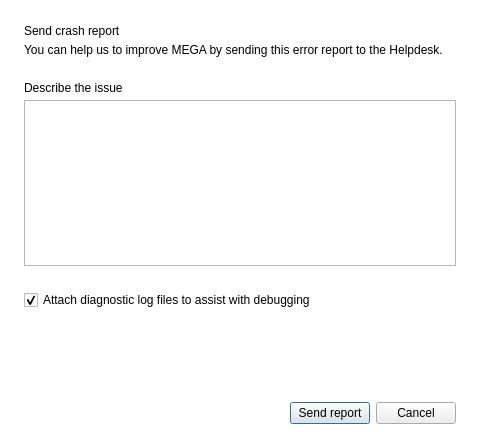
This is src/MEGASync/gui/ui/CrashReportDialog.ui in meganz/MEGAsync as Qt 5 draws it before an edit. The edited form follows.
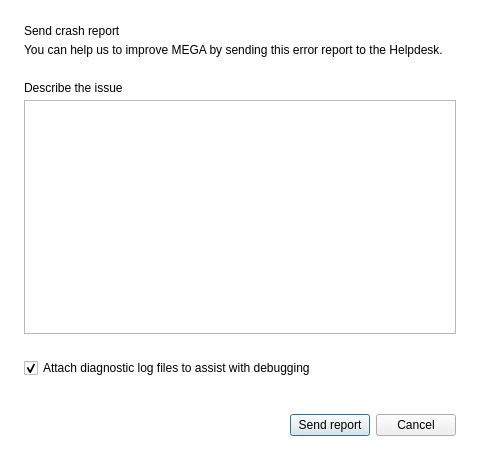
This is the edited form. Custom widgets are drawn as their Qt base class.

Commit message: SNC-5991.Use banner widget in all places using banner

```diff
--- a/src/MEGASync/gui/ui/CrashReportDialog.ui
+++ b/src/MEGASync/gui/ui/CrashReportDialog.ui
@@ -7,7 +7,7 @@
     <x>0</x>
     <y>0</y>
     <width>480</width>
-    <height>448</height>
+    <height>460</height>
    </rect>
   </property>
   <property name="sizePolicy">
@@ -19,13 +19,13 @@
   <property name="minimumSize">
    <size>
     <width>480</width>
-    <height>448</height>
+    <height>460</height>
    </size>
   </property>
   <property name="maximumSize">
    <size>
-    <width>480</width>
-    <height>448</height>
+    <width>16777215</width>
+    <height>16777215</height>
    </size>
   </property>
   <property name="windowTitle">
@@ -183,31 +183,27 @@
          <verstretch>0</verstretch>
         </sizepolicy>
        </property>
-       <property name="minimumSize">
-        <size>
-         <width>0</width>
-         <height>56</height>
-        </size>
-       </property>
        <property name="type" stdset="0">
         <string notr="true">notification</string>
        </property>
        <layout class="QVBoxLayout" name="verticalLayout_4">
+        <property name="spacing">
+         <number>0</number>
+        </property>
+        <property name="leftMargin">
+         <number>0</number>
+        </property>
+        <property name="topMargin">
+         <number>0</number>
+        </property>
+        <property name="rightMargin">
+         <number>0</number>
+        </property>
+        <property name="bottomMargin">
+         <number>0</number>
+        </property>
         <item>
-         <widget class="QLabel" name="lInfoBanner">
-          <property name="styleSheet">
-           <string notr="true"/>
-          </property>
-          <property name="text">
-           <string/>
-          </property>
-          <property name="wordWrap">
-           <bool>true</bool>
-          </property>
-          <property name="type" stdset="0">
-           <string notr="true">notification</string>
-          </property>
-         </widget>
+         <widget class="BannerWidget" name="lInfoBanner" native="true"/>
         </item>
        </layout>
       </widget>
@@ -218,7 +214,7 @@
     <widget class="QWidget" name="wButtons" native="true">
      <layout class="QHBoxLayout" name="horizontalLayout_3">
       <property name="spacing">
-       <number>-1</number>
+       <number>6</number>
       </property>
       <property name="leftMargin">
        <number>0</number>
@@ -321,6 +317,14 @@
    </item>
   </layout>
  </widget>
+ <customwidgets>
+  <customwidget>
+   <class>BannerWidget</class>
+   <extends>QWidget</extends>
+   <header>BannerWidget.h</header>
+   <container>1</container>
+  </customwidget>
+ </customwidgets>
  <resources/>
  <connections>
   <connection>
```
The commit also changes 21 other files.
